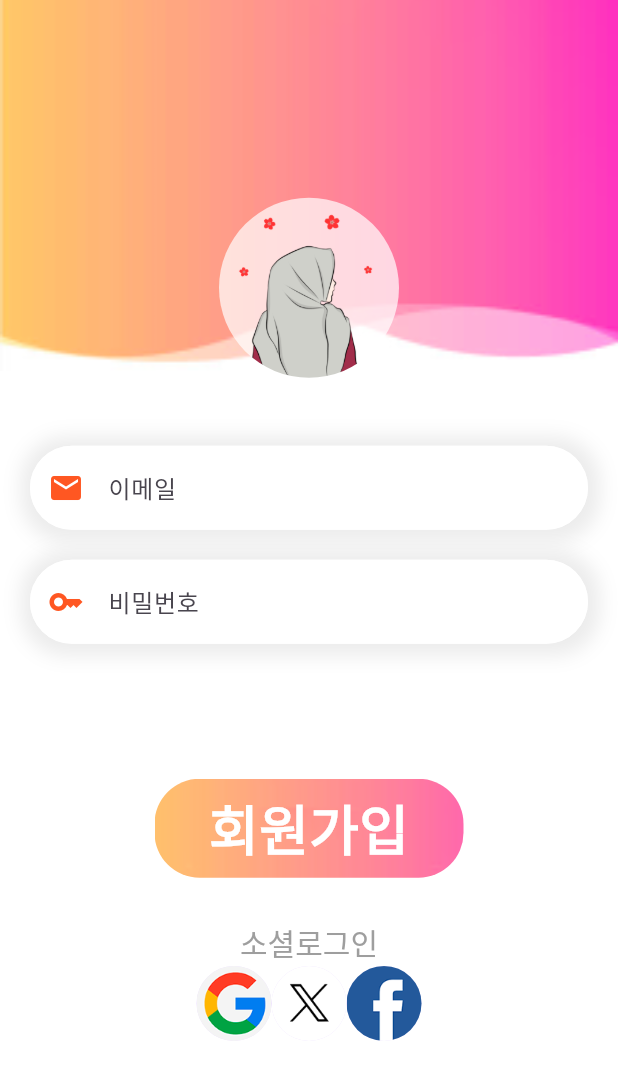
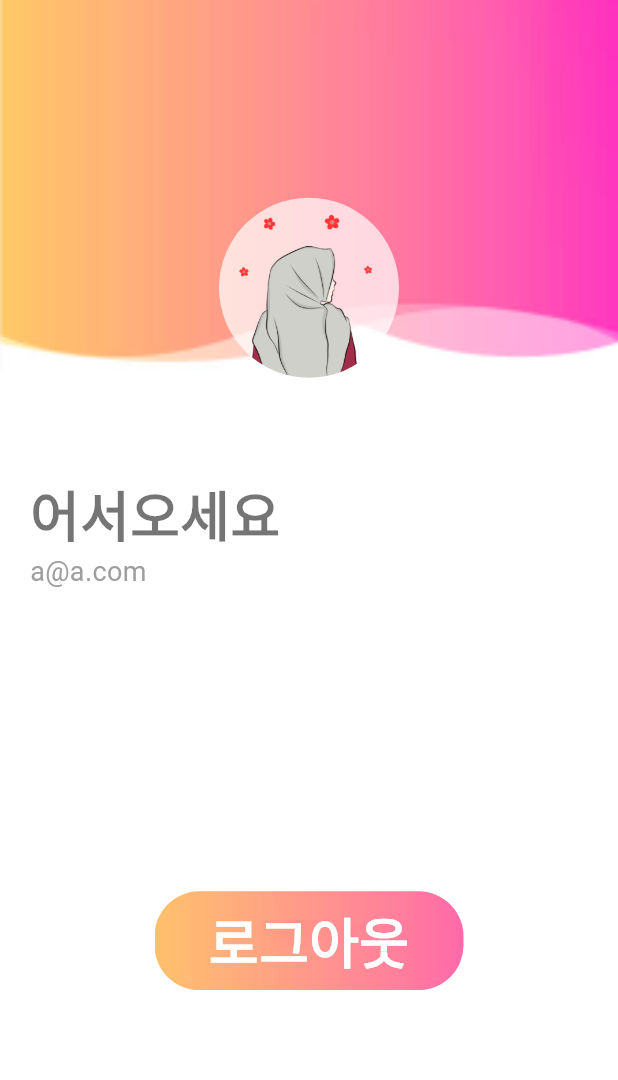
Before and after one commit to mimgggg4444/flutter_firebase_login_singup, a Flutter app: the screen it shows after launch, on a phone screen of 412 x 824 dp. Shown: the top 1080 px of the screen. Run offline on Flutter 3.47's test engine with Material 3 defaults, Android fonts, the light colour scheme and no system bars.

Commit message:
layout done

```diff
--- a/lib/main.dart
+++ b/lib/main.dart
@@ -1,6 +1,7 @@
 import 'package:flutter/material.dart';
 import 'package:flutter_firebase_login_singup/login_page.dart';
 import 'package:flutter_firebase_login_singup/signup_page.dart';
+import 'package:flutter_firebase_login_singup/welcom_page.dart';
 
 void main() {
   runApp(const MyApp());
@@ -20,7 +21,7 @@ class MyApp extends StatelessWidget {
         colorScheme: ColorScheme.fromSeed(seedColor: Colors.deepPurple),
         useMaterial3: true,
       ),
-      home:SignUpPage()
+      home:WelcomPage()
     );
   }
 }
--- a/lib/signup_page.dart
+++ b/lib/signup_page.dart
@@ -185,10 +185,17 @@ class SignUpPage extends StatelessWidget {
               children: List<Widget>.generate(
                 3,
                   (index){
-                  return CircleAvatar(
-                    radius: 25,
-                    backgroundImage: AssetImage(
-                      "img/"+images[index]
+                  return Padding(
+                    padding: const EdgeInsets.all(10.0),
+                    child: CircleAvatar(
+                      radius: 30,
+                      backgroundColor: Colors.grey[350],
+                      child: CircleAvatar(
+                        radius: 25,
+                        backgroundImage: AssetImage(
+                          "img/"+images[index]
+                        ),
+                      ),
                     ),
                   );
                   }
--- /dev/null
+++ b/lib/welcom_page.dart
@@ -0,0 +1,99 @@
+import 'package:flutter/cupertino.dart';
+import 'package:flutter/material.dart';
+
+class WelcomPage extends StatelessWidget {
+  const WelcomPage({super.key});
+
+  @override
+  Widget build(BuildContext context) {
+    double w = MediaQuery.of(context).size.width;
+    double h = MediaQuery.of(context).size.height;
+    return Scaffold(
+        backgroundColor: Colors.white,
+        body: Column(
+          children: [
+            Container(
+              width: w,
+              height: h*0.3,
+              decoration: BoxDecoration(
+                  image: DecorationImage(
+                      image: AssetImage(
+                          "img/signup.png"
+                      ),
+                      fit: BoxFit.cover
+                  )
+              ),
+              child: Column(
+                children: [
+                  SizedBox(height: h*.16, ),
+                  CircleAvatar(
+                    backgroundColor: Colors.white70,
+                    radius: 60,
+                    backgroundImage: AssetImage(
+                        "img/profile1.png"
+                    ),
+                  )
+                ],
+              ),
+            ),
+            SizedBox(height: 70,),
+
+
+            Container(
+              width: w,
+              margin: const EdgeInsets.only(left: 20, ),
+              child: Column(
+                crossAxisAlignment: CrossAxisAlignment.start,
+                children: [
+                  Text(
+                    "어서오세요",
+                    style: TextStyle(
+                        fontSize: 36,
+                        fontWeight: FontWeight.bold,
+                        color: Colors.black54
+                    ),
+                  ),
+                  Text(
+                    "a@a.com",
+                    style: TextStyle(
+                        fontSize: 18,
+
+                        color: Colors.grey[500]
+                    ),
+                  ),
+                ],
+              ),
+            ),
+            SizedBox(height: 200,),
+            Container(
+              width: w*.5,
+              height: h*.08,
+              decoration: BoxDecoration(
+                  borderRadius: BorderRadius.circular(30),
+                  image: DecorationImage(
+                      image: AssetImage(
+                          "img/loginbtn.png"
+                      ),
+                      fit: BoxFit.cover
+                  )
+              ),
+              child: Center(
+                child: Text(
+                  "로그아웃",
+                  style: TextStyle(
+                    fontSize: 36,
+                    fontWeight: FontWeight.bold,
+                    color: Colors.white,
+
+                  ),
+                ),
+              ),
+
+            ),
+
+
+          ],
+        )
+    );
+  }
+}
```
